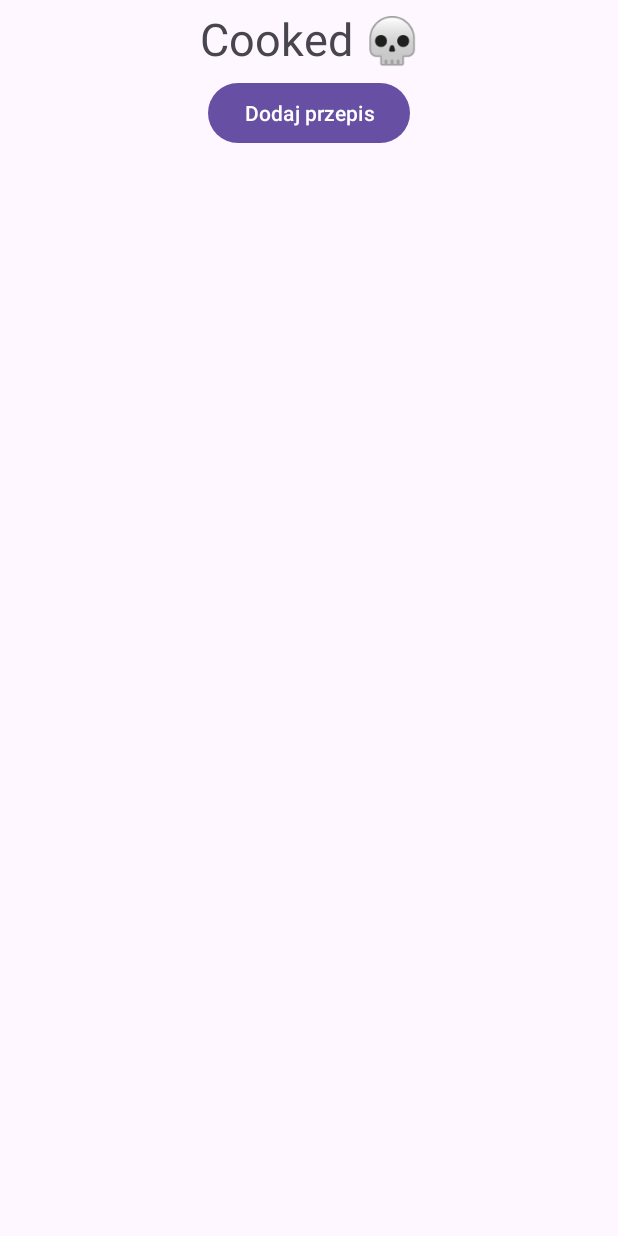
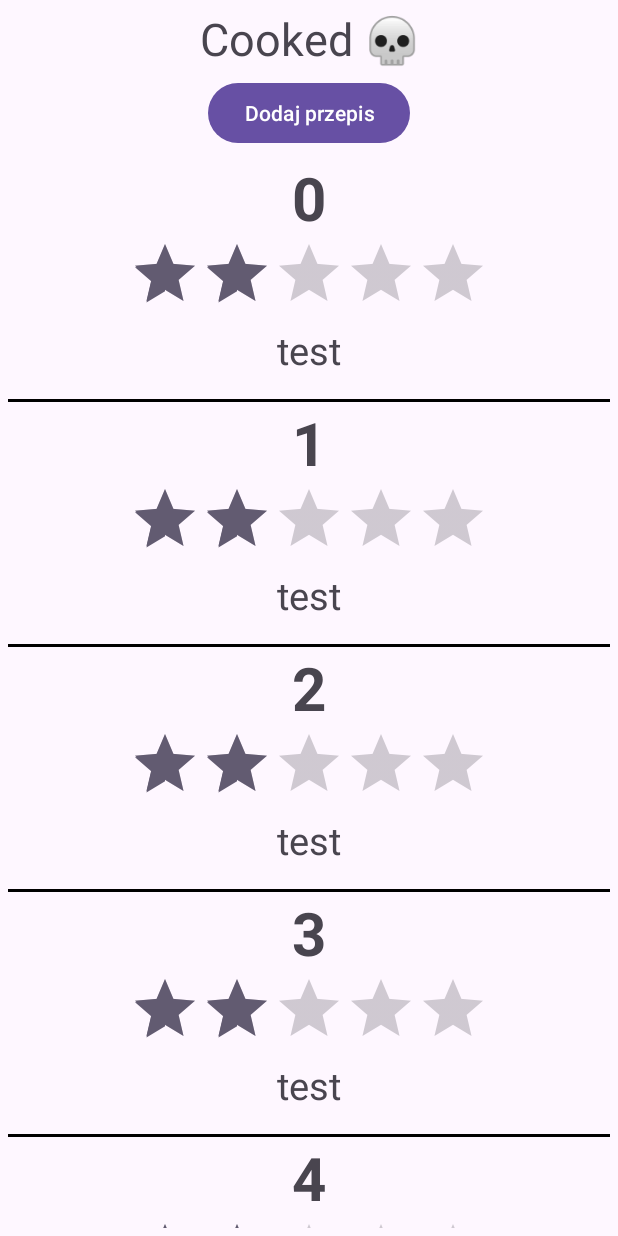
Before and after one commit to dawidekszopen/Coocked, an Android app: the screen it shows after launch (MainActivity), on a phone screen of 412 x 824 dp. Run offline under Robolectric (Android 15) with nearby library versions, the phone set to English and light mode, and no system bars.

Commit message:
dodałem główny fragment i recyclerView

```diff
--- a/app/src/main/java/com/example/mobilecookbook/MainActivity.kt
+++ b/app/src/main/java/com/example/mobilecookbook/MainActivity.kt
@@ -1,10 +1,12 @@
 package com.example.mobilecookbook
 
 import android.os.Bundle
+import android.util.Log
 import androidx.activity.enableEdgeToEdge
 import androidx.appcompat.app.AppCompatActivity
 import androidx.core.view.ViewCompat
 import androidx.core.view.WindowInsetsCompat
+import com.example.mobilecookbook.ui.RecipeListFragment
 
 class MainActivity : AppCompatActivity() {
     override fun onCreate(savedInstanceState: Bundle?) {
@@ -16,5 +18,11 @@ class MainActivity : AppCompatActivity() {
             v.setPadding(systemBars.left, systemBars.top, systemBars.right, systemBars.bottom)
             insets
         }
+
+        supportFragmentManager.beginTransaction()
+            .replace(R.id.mainFrameLayout, RecipeListFragment())
+            .commit()
+
+
     }
 }
--- /dev/null
+++ b/app/src/main/java/com/example/mobilecookbook/RecipeData.kt
@@ -0,0 +1,7 @@
+package com.example.mobilecookbook
+
+data class RecipeData(
+    val nazwa: String,
+    val opis: String,
+    val ocena: Float,
+)
--- /dev/null
+++ b/app/src/main/java/com/example/mobilecookbook/RecipeList.kt
@@ -0,0 +1,38 @@
+package com.example.mobilecookbook
+
+import android.view.LayoutInflater
+import android.view.View
+import android.view.ViewGroup
+import android.widget.RatingBar
+import android.widget.TextView
+import androidx.recyclerview.widget.RecyclerView
+
+
+class RecipeList(private val RecipeData: List<RecipeData>): RecyclerView.Adapter<RecipeList.RecipeListHolder>() {
+    class RecipeListHolder(itemView: View): RecyclerView.ViewHolder(itemView){
+        val nazwa = itemView.findViewById<TextView>(R.id.nazwa)
+        val opis = itemView.findViewById<TextView>(R.id.opis)
+        val ocena = itemView.findViewById<RatingBar>(R.id.ocena)
+        val hr = itemView.findViewById<View>(R.id.hr)
+    }
+
+    override fun onCreateViewHolder(parent: ViewGroup, viewType: Int): RecipeListHolder {
+        val itemView = LayoutInflater.from(parent.context).inflate(R.layout.recipe_list, parent, false)
+
+        return RecipeListHolder(itemView)
+    }
+
+    override fun getItemCount(): Int = RecipeData.size
+
+    override fun onBindViewHolder(holder: RecipeListHolder, position: Int) {
+        val curentItem = RecipeData[position]
+
+        holder.nazwa.text = position.toString()
+        holder.opis.text = curentItem.opis
+        holder.ocena.rating = curentItem.ocena
+
+        if (position == RecipeData.size-1) {
+            holder.hr.visibility = View.INVISIBLE
+        }
+    }
+}
--- /dev/null
+++ b/app/src/main/java/com/example/mobilecookbook/ui/RecipeListFragment.kt
@@ -0,0 +1,87 @@
+package com.example.mobilecookbook.ui
+
+import android.os.Bundle
+import androidx.fragment.app.Fragment
+import android.view.LayoutInflater
+import android.view.View
+import android.view.ViewGroup
+import android.widget.LinearLayout
+import androidx.recyclerview.widget.LinearLayoutManager
+import androidx.recyclerview.widget.RecyclerView
+import com.example.mobilecookbook.R
+import com.example.mobilecookbook.RecipeData
+import com.example.mobilecookbook.RecipeList
+
+// TODO: Rename parameter arguments, choose names that match
+// the fragment initialization parameters, e.g. ARG_ITEM_NUMBER
+private const val ARG_PARAM1 = "param1"
+private const val ARG_PARAM2 = "param2"
+
+/**
+ * A simple [Fragment] subclass.
+ * Use the [RecipeListFragment.newInstance] factory method to
+ * create an instance of this fragment.
+ */
+class RecipeListFragment : Fragment() {
+
+    val list = mutableListOf(
+        RecipeData("test", "test", 2f),
+        RecipeData("test", "test", 2f),
+        RecipeData("test", "test", 2f),
+        RecipeData("test", "test", 2f),
+        RecipeData("test", "test", 2f)
+    )
+
+
+    // TODO: Rename and change types of parameters
+    private var param1: String? = null
+    private var param2: String? = null
+
+    override fun onCreate(savedInstanceState: Bundle?) {
+        super.onCreate(savedInstanceState)
+        arguments?.let {
+            param1 = it.getString(ARG_PARAM1)
+            param2 = it.getString(ARG_PARAM2)
+        }
+    }
+
+    override fun onCreateView(
+        inflater: LayoutInflater, container: ViewGroup?,
+        savedInstanceState: Bundle?
+    ): View? {
+        // Inflate the layout for this fragment
+        return inflater.inflate(R.layout.fragment_recipe_list, container, false)
+    }
+
+    override fun onViewCreated(view: View, savedInstanceState: Bundle?) {
+        super.onViewCreated(view, savedInstanceState)
+
+        val recyclerView: RecyclerView = view.findViewById(R.id.recyclerViewRecipe)
+        recyclerView.layoutManager = LinearLayoutManager(view.context)
+
+        val adapter = RecipeList(list)
+
+        recyclerView.adapter = adapter
+    }
+
+
+    companion object {
+        /**
+         * Use this factory method to create a new instance of
+         * this fragment using the provided parameters.
+         *
+         * @param param1 Parameter 1.
+         * @param param2 Parameter 2.
+         * @return A new instance of fragment RecipeListFragment.
+         */
+        // TODO: Rename and change types and number of parameters
+        @JvmStatic
+        fun newInstance(param1: String, param2: String) =
+            RecipeListFragment().apply {
+                arguments = Bundle().apply {
+                    putString(ARG_PARAM1, param1)
+                    putString(ARG_PARAM2, param2)
+                }
+            }
+    }
+}
--- /dev/null
+++ b/app/src/main/res/layout/fragment_recipe_list.xml
@@ -0,0 +1,16 @@
+<?xml version="1.0" encoding="utf-8"?>
+<LinearLayout
+    android:id="@+id/LinearLayoutFragment"
+    android:orientation="vertical"
+    xmlns:android="http://schemas.android.com/apk/res/android"
+    xmlns:tools="http://schemas.android.com/tools"
+    android:layout_width="match_parent"
+    android:layout_height="match_parent"
+    tools:context=".ui.RecipeListFragment">
+
+    <androidx.recyclerview.widget.RecyclerView
+        android:scrollbars="vertical"
+        android:id="@+id/recyclerViewRecipe"
+        android:layout_width="match_parent"
+        android:layout_height="match_parent"/>
+</LinearLayout>
--- /dev/null
+++ b/app/src/main/res/layout/recipe_list.xml
@@ -0,0 +1,42 @@
+<?xml version="1.0" encoding="utf-8"?>
+<LinearLayout xmlns:android="http://schemas.android.com/apk/res/android"
+    android:orientation="vertical"
+    android:layout_width="match_parent"
+    android:layout_height="wrap_content">
+
+    <TextView
+        android:id="@+id/nazwa"
+        android:textSize="40sp"
+        android:layout_gravity="center"
+        android:textStyle="bold"
+        android:text="Nazwa"
+        android:layout_width="wrap_content"
+        android:layout_height="wrap_content"/>
+
+    <RatingBar
+        android:id="@+id/ocena"
+        android:layout_gravity="center"
+        android:stepSize="0.5"
+        android:numStars="5"
+        android:layout_width="wrap_content"
+        android:layout_height="wrap_content"/>
+
+
+    <TextView
+        android:id="@+id/opis"
+        android:textSize="25sp"
+        android:layout_gravity="center"
+        android:text="opissssssssssssssssssssssssssssssssssssssssssss"
+        android:paddingLeft="15dp"
+        android:layout_marginBottom="15dp"
+        android:paddingRight="15dp"
+        android:layout_width="wrap_content"
+        android:layout_height="wrap_content"/>
+
+    <View
+        android:visibility="visible"
+        android:id="@+id/hr"
+        android:layout_height="2dp"
+        android:layout_width="match_parent"
+        android:background="@color/black"/>
+</LinearLayout>
--- a/app/src/main/res/values/strings.xml
+++ b/app/src/main/res/values/strings.xml
@@ -1,3 +1,5 @@
 <resources>
     <string name="app_name">Mobile Cookbook</string>
+    <!-- TODO: Remove or change this placeholder text -->
+    <string name="hello_blank_fragment">Hello blank fragment</string>
 </resources>
```
